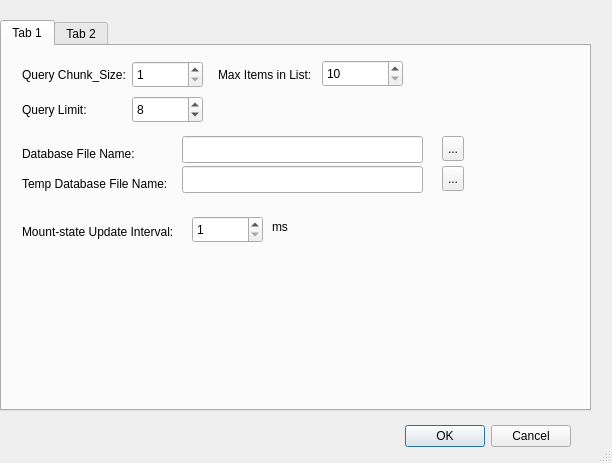
First picture: the form in src/DawnlightSearch/Ui_advanced_setting_dialog.ui, repository chg-hou/DawnlightSearch, before the edit.
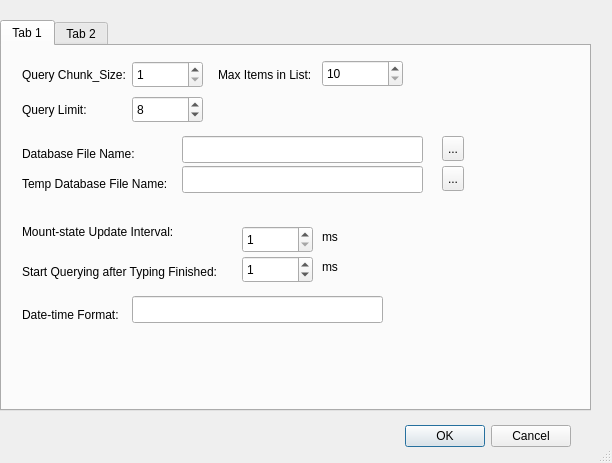
Second picture: the form after the edit.

The edit to the form file:
```diff
--- a/src/DawnlightSearch/Ui_advanced_setting_dialog.ui
+++ b/src/DawnlightSearch/Ui_advanced_setting_dialog.ui
@@ -274,8 +274,8 @@
     <widget class="QSpinBox" name="spinBox_mount_state_update_interval">
      <property name="geometry">
       <rect>
-       <x>190</x>
-       <y>170</y>
+       <x>240</x>
+       <y>180</y>
        <width>71</width>
        <height>27</height>
       </rect>
@@ -308,8 +308,8 @@
     <widget class="QLabel" name="label_query_chuck_size_4">
      <property name="geometry">
       <rect>
-       <x>270</x>
-       <y>170</y>
+       <x>320</x>
+       <y>180</y>
        <width>31</width>
        <height>21</height>
       </rect>
@@ -321,6 +321,145 @@
       <bool>false</bool>
      </property>
     </widget>
+    <widget class="QLabel" name="label_query_chuck_size_5">
+     <property name="geometry">
+      <rect>
+       <x>20</x>
+       <y>205</y>
+       <width>211</width>
+       <height>41</height>
+      </rect>
+     </property>
+     <property name="text">
+      <string>Start Querying after Typing Finished:</string>
+     </property>
+     <property name="wordWrap">
+      <bool>false</bool>
+     </property>
+    </widget>
+    <widget class="QSpinBox" name="spinBox_lazy_query_interval">
+     <property name="geometry">
+      <rect>
+       <x>240</x>
+       <y>210</y>
+       <width>71</width>
+       <height>27</height>
+      </rect>
+     </property>
+     <property name="layoutDirection">
+      <enum>Qt::LeftToRight</enum>
+     </property>
+     <property name="autoFillBackground">
+      <bool>false</bool>
+     </property>
+     <property name="buttonSymbols">
+      <enum>QAbstractSpinBox::UpDownArrows</enum>
+     </property>
+     <property name="accelerated">
+      <bool>true</bool>
+     </property>
+     <property name="showGroupSeparator" stdset="0">
+      <bool>false</bool>
+     </property>
+     <property name="minimum">
+      <number>0</number>
+     </property>
+     <property name="maximum">
+      <number>999999999</number>
+     </property>
+     <property name="value">
+      <number>1</number>
+     </property>
+    </widget>
+    <widget class="QLabel" name="label_query_chuck_size_6">
+     <property name="geometry">
+      <rect>
+       <x>320</x>
+       <y>210</y>
+       <width>31</width>
+       <height>21</height>
+      </rect>
+     </property>
+     <property name="text">
+      <string>ms</string>
+     </property>
+     <property name="wordWrap">
+      <bool>false</bool>
+     </property>
+    </widget>
+    <widget class="QLabel" name="label_5">
+     <property name="geometry">
+      <rect>
+       <x>20</x>
+       <y>260</y>
+       <width>111</width>
+       <height>17</height>
+      </rect>
+     </property>
+     <property name="text">
+      <string>Date-time Format:</string>
+     </property>
+    </widget>
+    <widget class="QLineEdit" name="lineEdit_datetime_format">
+     <property name="geometry">
+      <rect>
+       <x>130</x>
+       <y>250</y>
+       <width>251</width>
+       <height>27</height>
+      </rect>
+     </property>
+     <property name="toolTip">
+      <string>&lt;html&gt;&lt;head/&gt;&lt;body&gt;
+
+&lt;div class=&quot;table&quot;&gt;&lt;table class=&quot;generic&quot;&gt;
+ &lt;thead&gt;&lt;tr class=&quot;qt-style&quot;&gt;&lt;th&gt;Expression&lt;/th&gt;&lt;th&gt;Output&lt;/th&gt;&lt;/tr&gt;&lt;/thead&gt;
+&lt;tbody&gt;&lt;tr valign=&quot;top&quot; class=&quot;odd&quot;&gt;&lt;td&gt;d&lt;/td&gt;&lt;td&gt;the day as number without a leading zero (1 to 31)&lt;/td&gt;&lt;/tr&gt;
+&lt;tr valign=&quot;top&quot; class=&quot;even&quot;&gt;&lt;td&gt;dd&lt;/td&gt;&lt;td&gt;the day as number with a leading zero (01 to 31)&lt;/td&gt;&lt;/tr&gt;
+&lt;tr valign=&quot;top&quot; class=&quot;odd&quot;&gt;&lt;td&gt;ddd&lt;/td&gt;&lt;td&gt;the abbreviated localized day name (e.g. 'Mon' to 'Sun'). &lt;/td&gt;&lt;/tr&gt;
+&lt;tr valign=&quot;top&quot; class=&quot;even&quot;&gt;&lt;td&gt;dddd&lt;/td&gt;&lt;td&gt;the long localized day name (e.g. 'Monday' to 'Sunday'). &lt;/td&gt;&lt;/tr&gt;
+&lt;tr valign=&quot;top&quot; class=&quot;odd&quot;&gt;&lt;td&gt;M&lt;/td&gt;&lt;td&gt;the month as number without a leading zero (1-12)&lt;/td&gt;&lt;/tr&gt;
+&lt;tr valign=&quot;top&quot; class=&quot;even&quot;&gt;&lt;td&gt;MM&lt;/td&gt;&lt;td&gt;the month as number with a leading zero (01-12)&lt;/td&gt;&lt;/tr&gt;
+&lt;tr valign=&quot;top&quot; class=&quot;odd&quot;&gt;&lt;td&gt;MMM&lt;/td&gt;&lt;td&gt;the abbreviated localized month name (e.g. 'Jan' to 'Dec'). &lt;/td&gt;&lt;/tr&gt;
+&lt;tr valign=&quot;top&quot; class=&quot;even&quot;&gt;&lt;td&gt;MMMM&lt;/td&gt;&lt;td&gt;the long localized month name (e.g. 'January' to 'December'). &lt;/td&gt;&lt;/tr&gt;
+&lt;tr valign=&quot;top&quot; class=&quot;odd&quot;&gt;&lt;td&gt;yy&lt;/td&gt;&lt;td&gt;the year as two digit number (00-99)&lt;/td&gt;&lt;/tr&gt;
+&lt;tr valign=&quot;top&quot; class=&quot;even&quot;&gt;&lt;td&gt;yyyy&lt;/td&gt;&lt;td&gt;the year as four digit number&lt;/td&gt;&lt;/tr&gt;
+&lt;/tbody&gt;&lt;/table&gt;&lt;/div&gt;
+
+
+&lt;br/&gt;
+
+
+&lt;div class=&quot;table&quot;&gt;&lt;table class=&quot;generic&quot;&gt;
+ &lt;thead&gt;&lt;tr class=&quot;qt-style&quot;&gt;&lt;th&gt;Expression&lt;/th&gt;&lt;th&gt;Output&lt;/th&gt;&lt;/tr&gt;&lt;/thead&gt;
+&lt;tbody&gt;&lt;tr valign=&quot;top&quot; class=&quot;odd&quot;&gt;&lt;td&gt;h&lt;/td&gt;&lt;td&gt;the hour without a leading zero (0 to 23 or 1 to 12 if AM/PM display)&lt;/td&gt;&lt;/tr&gt;
+&lt;tr valign=&quot;top&quot; class=&quot;even&quot;&gt;&lt;td&gt;hh&lt;/td&gt;&lt;td&gt;the hour with a leading zero (00 to 23 or 01 to 12 if AM/PM display)&lt;/td&gt;&lt;/tr&gt;
+&lt;tr valign=&quot;top&quot; class=&quot;odd&quot;&gt;&lt;td&gt;H&lt;/td&gt;&lt;td&gt;the hour without a leading zero (0 to 23, even with AM/PM display)&lt;/td&gt;&lt;/tr&gt;
+&lt;tr valign=&quot;top&quot; class=&quot;even&quot;&gt;&lt;td&gt;HH&lt;/td&gt;&lt;td&gt;the hour with a leading zero (00 to 23, even with AM/PM display)&lt;/td&gt;&lt;/tr&gt;
+&lt;tr valign=&quot;top&quot; class=&quot;odd&quot;&gt;&lt;td&gt;m&lt;/td&gt;&lt;td&gt;the minute without a leading zero (0 to 59)&lt;/td&gt;&lt;/tr&gt;
+&lt;tr valign=&quot;top&quot; class=&quot;even&quot;&gt;&lt;td&gt;mm&lt;/td&gt;&lt;td&gt;the minute with a leading zero (00 to 59)&lt;/td&gt;&lt;/tr&gt;
+&lt;tr valign=&quot;top&quot; class=&quot;odd&quot;&gt;&lt;td&gt;s&lt;/td&gt;&lt;td&gt;the second without a leading zero (0 to 59)&lt;/td&gt;&lt;/tr&gt;
+&lt;tr valign=&quot;top&quot; class=&quot;even&quot;&gt;&lt;td&gt;ss&lt;/td&gt;&lt;td&gt;the second with a leading zero (00 to 59)&lt;/td&gt;&lt;/tr&gt;
+&lt;tr valign=&quot;top&quot; class=&quot;odd&quot;&gt;&lt;td&gt;z&lt;/td&gt;&lt;td&gt;the milliseconds without leading zeroes (0 to 999)&lt;/td&gt;&lt;/tr&gt;
+&lt;tr valign=&quot;top&quot; class=&quot;even&quot;&gt;&lt;td&gt;zzz&lt;/td&gt;&lt;td&gt;the milliseconds with leading zeroes (000 to 999)&lt;/td&gt;&lt;/tr&gt;
+&lt;tr valign=&quot;top&quot; class=&quot;odd&quot;&gt;&lt;td&gt;AP or A&lt;/td&gt;&lt;td&gt;interpret as an AM/PM time. &lt;i&gt;AP&lt;/i&gt; must be either &quot;AM&quot; or &quot;PM&quot;.&lt;/td&gt;&lt;/tr&gt;
+&lt;tr valign=&quot;top&quot; class=&quot;even&quot;&gt;&lt;td&gt;ap or a&lt;/td&gt;&lt;td&gt;Interpret as an AM/PM time. &lt;i&gt;ap&lt;/i&gt; must be either &quot;am&quot; or &quot;pm&quot;.&lt;/td&gt;&lt;/tr&gt;
+&lt;/tbody&gt;&lt;/table&gt;&lt;/div&gt;
+
+&lt;br/&gt;
+
+&lt;div class=&quot;table&quot;&gt;&lt;table class=&quot;generic&quot;&gt;
+&lt;caption&gt;Examples:&lt;/caption&gt;
+ &lt;thead&gt;&lt;tr class=&quot;qt-style&quot;&gt;&lt;th&gt;Format&lt;/th&gt;&lt;th&gt;Input&lt;/th&gt;&lt;/tr&gt;&lt;/thead&gt;
+&lt;tbody&gt;&lt;tr valign=&quot;top&quot; class=&quot;odd&quot;&gt;&lt;td&gt;dd.MM.yyyy&lt;/td&gt;&lt;td&gt;21.05.2001&lt;/td&gt;&lt;/tr&gt;
+&lt;tr valign=&quot;top&quot; class=&quot;even&quot;&gt;&lt;td&gt;ddd MMMM d yy&lt;/td&gt;&lt;td&gt;Tue May 21 01&lt;/td&gt;&lt;/tr&gt;
+&lt;tr valign=&quot;top&quot; class=&quot;odd&quot;&gt;&lt;td&gt;hh:mm:ss.zzz&lt;/td&gt;&lt;td&gt;14:13:09.042&lt;/td&gt;&lt;/tr&gt;
+&lt;tr valign=&quot;top&quot; class=&quot;even&quot;&gt;&lt;td&gt;h:m:s ap&lt;/td&gt;&lt;td&gt;2:13:9 pm&lt;/td&gt;&lt;/tr&gt;
+&lt;/tbody&gt;&lt;/table&gt;&lt;/div&gt;
+
+&lt;/body&gt;&lt;/html&gt;</string>
+     </property>
+    </widget>
    </widget>
    <widget class="QWidget" name="tab_2">
     <attribute name="title">
```
